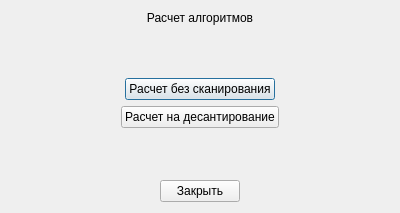
Qt form AlgorithmsCalc.ui (Pobryakushka/MMK) before a commit.
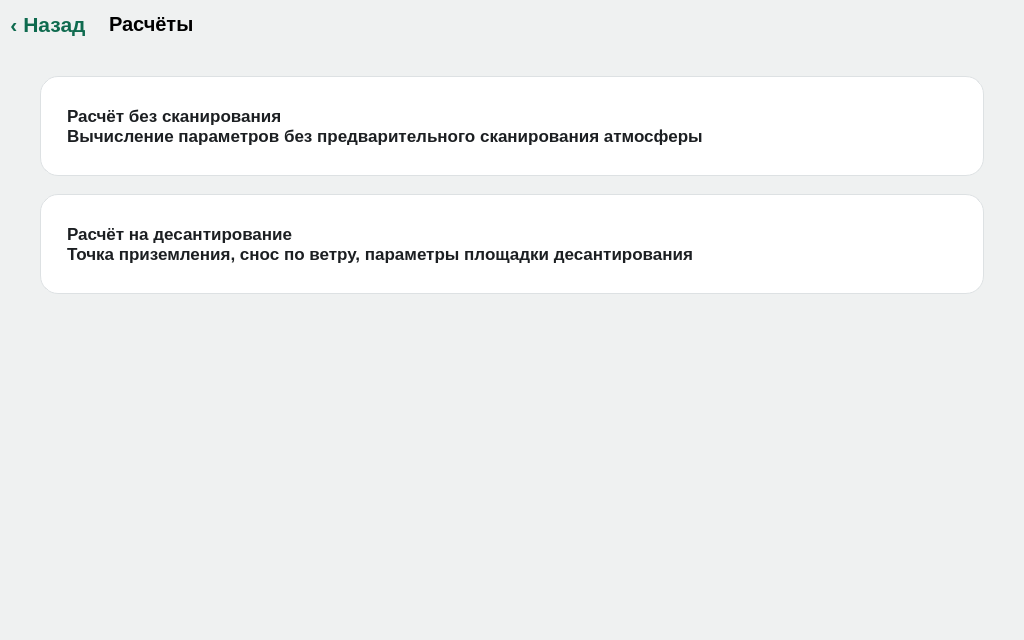
The same form after that commit.

Commit message: Начало работы над UI для планшета

Diff of the .ui file:
```diff
--- a/AlgorithmsCalc.ui
+++ b/AlgorithmsCalc.ui
@@ -1,88 +1,155 @@
 <?xml version="1.0" encoding="UTF-8"?>
 <ui version="4.0">
  <class>AlgorithmsCalculation</class>
- <widget class="QDialog" name="AlgorithmsCalculation">
-  <property name="windowModality">
-   <enum>Qt::NonModal</enum>
-  </property>
+ <widget class="QWidget" name="AlgorithmsCalculation">
   <property name="geometry">
    <rect>
     <x>0</x>
     <y>0</y>
-    <width>400</width>
-    <height>213</height>
+    <width>1024</width>
+    <height>640</height>
    </rect>
   </property>
-  <property name="sizePolicy">
-   <sizepolicy hsizetype="Fixed" vsizetype="Fixed">
-    <horstretch>0</horstretch>
-    <verstretch>0</verstretch>
-   </sizepolicy>
-  </property>
-  <property name="minimumSize">
-   <size>
-    <width>400</width>
-    <height>213</height>
-   </size>
-  </property>
-  <property name="maximumSize">
-   <size>
-    <width>400</width>
-    <height>213</height>
-   </size>
-  </property>
-  <property name="contextMenuPolicy">
-   <enum>Qt::NoContextMenu</enum>
-  </property>
   <property name="windowTitle">
    <string/>
   </property>
-  <property name="modal">
-   <bool>false</bool>
+  <property name="styleSheet">
+   <string notr="true">background-color: #EFF1F1;</string>
   </property>
   <layout class="QVBoxLayout" name="verticalLayout">
+   <property name="spacing">
+    <number>0</number>
+   </property>
+   <property name="leftMargin">
+    <number>0</number>
+   </property>
+   <property name="topMargin">
+    <number>0</number>
+   </property>
+   <property name="rightMargin">
+    <number>0</number>
+   </property>
+   <property name="bottomMargin">
+    <number>0</number>
+   </property>
+   <item>
+    <layout class="QHBoxLayout" name="algHeaderLayout">
+     <item>
+      <widget class="QPushButton" name="btnAlgBack">
+       <property name="minimumSize">
+        <size>
+         <width>96</width>
+         <height>48</height>
+        </size>
+       </property>
+       <property name="styleSheet">
+        <string notr="true">QPushButton { font-size: 16pt; font-weight: bold; border: none; background: transparent; color: #0F6B4F; }
+QPushButton:pressed { color: #0B5A42; }</string>
+       </property>
+       <property name="text">
+        <string>&#8249; Назад</string>
+       </property>
+      </widget>
+     </item>
    <item>
     <widget class="QLabel" name="lblAlgorithmsCalc">
+       <property name="styleSheet">
+        <string notr="true">font-size: 15pt; font-weight: bold; padding-left: 8px;</string>
+       </property>
      <property name="text">
-      <string>Расчет алгоритмов</string>
-     </property>
-     <property name="alignment">
-      <set>Qt::AlignHCenter|Qt::AlignTop</set>
+        <string>Расчёты</string>
      </property>
     </widget>
    </item>
    <item>
-    <spacer name="verticalSpacer_2">
+      <spacer name="algHeaderSpacer">
      <property name="orientation">
-      <enum>Qt::Vertical</enum>
+        <enum>Qt::Horizontal</enum>
      </property>
      <property name="sizeHint" stdset="0">
       <size>
-       <width>20</width>
-       <height>40</height>
+         <width>40</width>
+         <height>20</height>
       </size>
      </property>
     </spacer>
    </item>
-   <item alignment="Qt::AlignHCenter">
+    </layout>
+   </item>
+   <item>
+    <layout class="QVBoxLayout" name="algListLayout">
+     <property name="spacing">
+      <number>18</number>
+     </property>
+     <property name="leftMargin">
+      <number>40</number>
+     </property>
+     <property name="topMargin">
+      <number>28</number>
+     </property>
+     <property name="rightMargin">
+      <number>40</number>
+     </property>
+     <item>
     <widget class="QPushButton" name="btnAlgCalcWithoutScan">
-     <property name="visible">
-      <bool>false</bool>
+       <property name="minimumSize">
+        <size>
+         <width>0</width>
+         <height>100</height>
+        </size>
+       </property>
+       <property name="styleSheet">
+        <string notr="true">QPushButton {
+    background-color: #FFFFFF;
+    border: 1px solid #DDE1E3;
+    border-radius: 18px;
+    text-align: left;
+    padding: 22px 26px;
+    font-size: 13pt;
+    font-weight: 700;
+    color: #1C1F22;
+}
+QPushButton:pressed {
+    background-color: #F0F1F2;
+}</string>
      </property>
      <property name="text">
-      <string>Расчет без сканирования</string>
+        <string>Расчёт без сканирования
+Вычисление параметров без предварительного сканирования атмосферы</string>
      </property>
     </widget>
    </item>
-   <item alignment="Qt::AlignHCenter">
+     <item>
     <widget class="QPushButton" name="btnAlgLandingCalc">
+       <property name="minimumSize">
+        <size>
+         <width>0</width>
+         <height>100</height>
+        </size>
+       </property>
+       <property name="styleSheet">
+        <string notr="true">QPushButton {
+    background-color: #FFFFFF;
+    border: 1px solid #DDE1E3;
+    border-radius: 18px;
+    text-align: left;
+    padding: 22px 26px;
+    font-size: 13pt;
+    font-weight: 700;
+    color: #1C1F22;
+}
+QPushButton:pressed {
+    background-color: #F0F1F2;
+}</string>
+       </property>
      <property name="text">
-      <string>Расчет на десантирование</string>
+        <string>Расчёт на десантирование
+Точка приземления, снос по ветру, параметры площадки десантирования</string>
      </property>
     </widget>
    </item>
    <item>
-    <spacer name="verticalSpacer_3">
+      <spacer name="algListSpacer">
      <property name="orientation">
       <enum>Qt::Vertical</enum>
      </property>
@@ -94,12 +161,7 @@
      </property>
     </spacer>
    </item>
-   <item alignment="Qt::AlignHCenter">
-    <widget class="QPushButton" name="btnAlgClose">
-     <property name="text">
-      <string>Закрыть</string>
-     </property>
-    </widget>
+    </layout>
    </item>
   </layout>
  </widget>
```
Left out of the diff: 2 changed lines with no effect on the pictures. Lines whose indentation alone changed are shown as unchanged. The commit also changes 5 other files.
